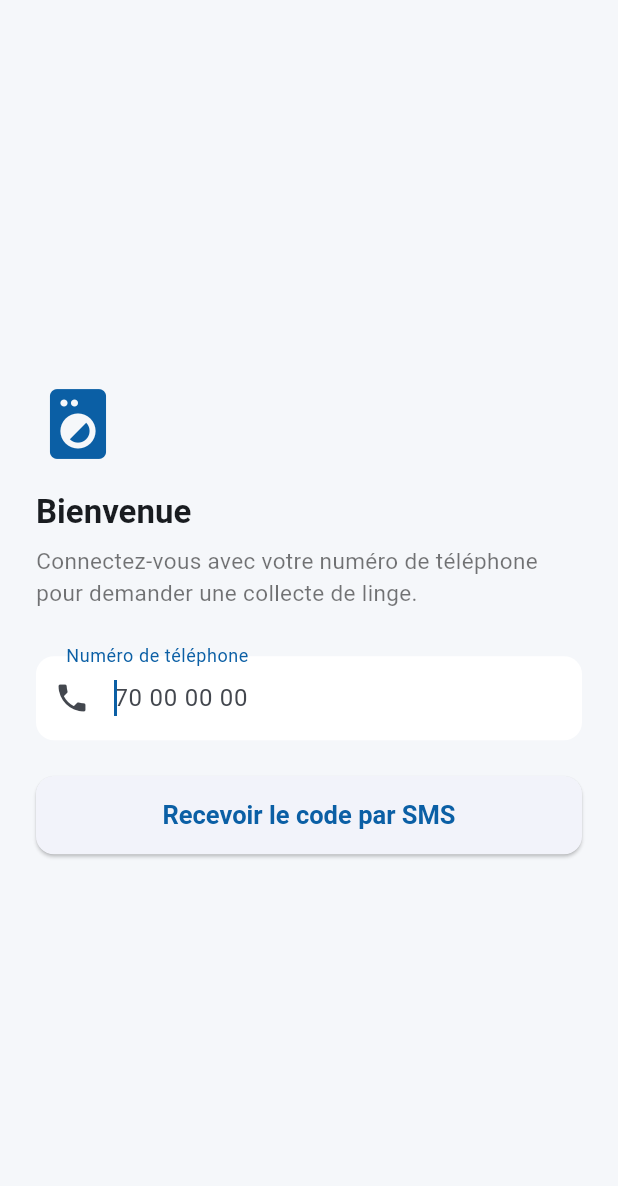
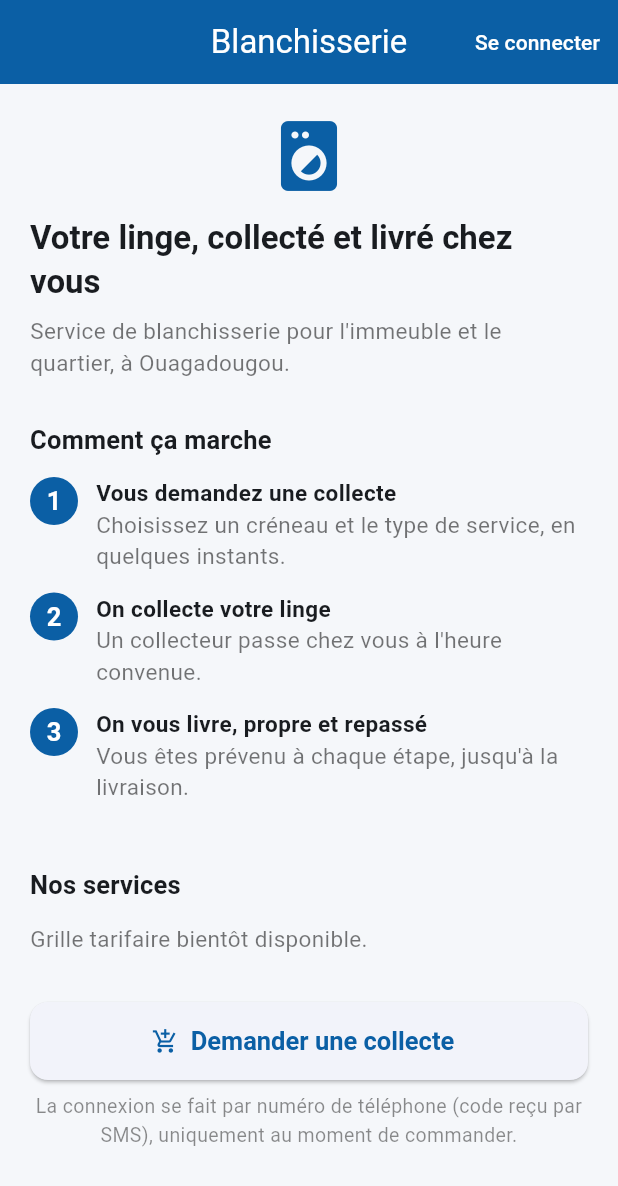
Before and after one commit to lardiamarcel-hub/Blanchisserie, a Flutter app: the screen it shows after launch, on a phone screen of 412 x 824 dp. Shown: the top 1186 px of the screen. Run offline on Flutter 3.47's test engine with Material 3 defaults, Android fonts, the phone set to English and light mode, and no system bars; our stand-ins replace cloud_firestore, firebase_auth, firebase_core, firebase_messaging, flutter_local_notifications, flutter_riverpod; accounts and stored records are empty.

Commit message:
Autorise la navigation libre sans connexion, requise à la commande
Avant : l'app forçait la connexion par téléphone dès le lancement.
Maintenant : un écran d'accueil public (VisitorHomeScreen) montre les
services et la grille tarifaire sans connexion ; celle-ci n'est
demandée qu'en tapant "Demander une collecte" ou "Se connecter".

- lib/screens/visitor/visitor_home_screen.dart : nouvel écran public
  (présentation, étapes du service, grille tarifaire, CTA connexion)
- auth_gate.dart : affiche VisitorHomeScreen (plus PhoneLoginScreen) tant
  que l'utilisateur n'est pas connecté
- firestore.rules : lecture de `tarifs` rendue publique (nécessaire pour
  afficher le catalogue avant toute authentification)
- Au passage, corrige un bug de navigation latent : PhoneLoginScreen et
  OtpScreen étant désormais poussés par-dessus l'écran public (au lieu
  d'être la racine), ils ne se refermaient pas tout seuls après une
  connexion réussie. Ajout d'un popUntil(isFirst) pour révéler l'écran
  qu'AuthGate a déjà basculé en arrière-plan.

Vérifié avec flutter analyze (aucune erreur).

Co-Authored-By: Claude Sonnet 5 <noreply@anthropic.com>
Claude-Session: https://claude.ai/code/session_01FHfpjFfmusB8C1m35o5CjD

```diff
--- a/lib/core/router/auth_gate.dart
+++ b/lib/core/router/auth_gate.dart
@@ -3,12 +3,12 @@ import 'package:flutter_riverpod/flutter_riverpod.dart';
 
 import '../../core/constants/app_constants.dart';
 import '../../providers/auth_provider.dart';
-import '../../screens/auth/phone_login_screen.dart';
-import '../../screens/auth/profile_setup_screen.dart';
 import '../../screens/client/client_home_screen.dart';
 import '../../screens/collecteur/collecteur_home_screen.dart';
 import '../../screens/gerant/gerant_dashboard_screen.dart';
+import '../../screens/auth/profile_setup_screen.dart';
 import '../../screens/splash_screen.dart';
+import '../../screens/visitor/visitor_home_screen.dart';
 
 /// Aiguille l'utilisateur vers le bon écran selon son état de connexion,
 /// son rôle et l'avancement de son profil. C'est le seul endroit de l'app
@@ -22,9 +22,12 @@ class AuthGate extends ConsumerWidget {
 
     return etatAuth.when(
       loading: () => const SplashScreen(),
-      error: (_, __) => const PhoneLoginScreen(),
+      error: (_, __) => const VisitorHomeScreen(),
       data: (utilisateurFirebase) {
-        if (utilisateurFirebase == null) return const PhoneLoginScreen();
+        // Non connecté : l'application reste consultable (catalogue des
+        // services). La connexion n'est demandée qu'au moment de commander
+        // (bouton "Demander une collecte" ou "Se connecter").
+        if (utilisateurFirebase == null) return const VisitorHomeScreen();
 
         final profil = ref.watch(profilUtilisateurProvider);
         return profil.when(
--- a/lib/screens/auth/otp_screen.dart
+++ b/lib/screens/auth/otp_screen.dart
@@ -47,7 +47,9 @@ class _OtpScreenState extends ConsumerState<OtpScreen> {
             identifiantVerification: widget.identifiantVerification,
             code: code,
           );
-      // La connexion réussie déclenche AuthGate qui gère la suite.
+      // AuthGate (sous cet écran dans la pile) a déjà basculé sur le bon
+      // écran ; il suffit de dépiler pour le révéler.
+      if (mounted) Navigator.of(context).popUntil((route) => route.isFirst);
     } on FirebaseAuthException catch (e) {
       setState(() {
         _erreur = e.code == 'invalid-verification-code'
--- a/lib/screens/auth/phone_login_screen.dart
+++ b/lib/screens/auth/phone_login_screen.dart
@@ -71,7 +71,9 @@ class _PhoneLoginScreenState extends ConsumerState<PhoneLoginScreen> {
       surValidationAutomatique: () {
         if (!mounted) return;
         setState(() => _envoiEnCours = false);
-        // La connexion se termine automatiquement ; AuthGate prendra le relais.
+        // AuthGate (sous cet écran dans la pile) a déjà basculé sur le bon
+        // écran ; il suffit de dépiler pour le révéler.
+        Navigator.of(context).popUntil((route) => route.isFirst);
       },
     );
   }
@@ -79,6 +81,7 @@ class _PhoneLoginScreenState extends ConsumerState<PhoneLoginScreen> {
   @override
   Widget build(BuildContext context) {
     return Scaffold(
+      appBar: AppBar(title: const Text('Connexion')),
       body: SafeArea(
         child: Padding(
           padding: const EdgeInsets.all(24),
--- /dev/null
+++ b/lib/screens/visitor/visitor_home_screen.dart
@@ -0,0 +1,155 @@
+import 'package:flutter/material.dart';
+import 'package:flutter_riverpod/flutter_riverpod.dart';
+
+import '../../core/constants/app_constants.dart';
+import '../../core/theme/app_theme.dart';
+import '../../core/utils/formatters.dart';
+import '../../providers/tarif_providers.dart';
+import '../auth/phone_login_screen.dart';
+
+/// Écran d'accueil public : consultable sans connexion. Présente les
+/// services proposés ; la connexion n'est demandée qu'au moment de
+/// passer réellement une commande.
+class VisitorHomeScreen extends ConsumerWidget {
+  const VisitorHomeScreen({super.key});
+
+  void _allerALaConnexion(BuildContext context) {
+    Navigator.of(context).push(
+      MaterialPageRoute(builder: (_) => const PhoneLoginScreen()),
+    );
+  }
+
+  @override
+  Widget build(BuildContext context, WidgetRef ref) {
+    final tarifsAsync = ref.watch(tarifsProvider);
+
+    return Scaffold(
+      appBar: AppBar(
+        title: const Text('Blanchisserie'),
+        actions: [
+          TextButton(
+            onPressed: () => _allerALaConnexion(context),
+            child: const Text('Se connecter', style: TextStyle(color: Colors.white)),
+          ),
+        ],
+      ),
+      body: ListView(
+        padding: const EdgeInsets.all(20),
+        children: [
+          Icon(Icons.local_laundry_service_rounded, size: 56, color: Theme.of(context).colorScheme.primary),
+          const SizedBox(height: 12),
+          Text(
+            'Votre linge, collecté et livré chez vous',
+            style: Theme.of(context).textTheme.headlineSmall,
+          ),
+          const SizedBox(height: 8),
+          const Text(
+            "Service de blanchisserie pour l'immeuble et le quartier, à Ouagadougou.",
+            style: TextStyle(color: Colors.black54),
+          ),
+          const SizedBox(height: 28),
+          Text('Comment ça marche', style: Theme.of(context).textTheme.titleMedium),
+          const SizedBox(height: 12),
+          const _EtapeExplication(
+            numero: '1',
+            titre: 'Vous demandez une collecte',
+            description: 'Choisissez un créneau et le type de service, en quelques instants.',
+          ),
+          const _EtapeExplication(
+            numero: '2',
+            titre: 'On collecte votre linge',
+            description: 'Un collecteur passe chez vous à l\'heure convenue.',
+          ),
+          const _EtapeExplication(
+            numero: '3',
+            titre: 'On vous livre, propre et repassé',
+            description: 'Vous êtes prévenu à chaque étape, jusqu\'à la livraison.',
+          ),
+          const SizedBox(height: 28),
+          Text('Nos services', style: Theme.of(context).textTheme.titleMedium),
+          const SizedBox(height: 12),
+          tarifsAsync.when(
+            loading: () => const Padding(
+              padding: EdgeInsets.symmetric(vertical: 12),
+              child: Center(child: CircularProgressIndicator()),
+            ),
+            error: (_, __) => const Text(
+              'Grille tarifaire indisponible pour le moment.',
+              style: TextStyle(color: Colors.black54),
+            ),
+            data: (tarifs) {
+              if (tarifs.isEmpty) {
+                return const Text(
+                  'Grille tarifaire bientôt disponible.',
+                  style: TextStyle(color: Colors.black54),
+                );
+              }
+              return Column(
+                children: tarifs.map((tarif) {
+                  return Card(
+                    child: ListTile(
+                      title: Text(tarif.typeService.libelle),
+                      subtitle: Text(tarif.description),
+                      trailing: Text(
+                        '${formaterPrix(tarif.prixParKg)} / kg',
+                        style: const TextStyle(fontWeight: FontWeight.w600),
+                      ),
+                    ),
+                  );
+                }).toList(),
+              );
+            },
+          ),
+          const SizedBox(height: 32),
+          ElevatedButton.icon(
+            icon: const Icon(Icons.add_shopping_cart),
+            label: const Text('Demander une collecte'),
+            onPressed: () => _allerALaConnexion(context),
+          ),
+          const SizedBox(height: 8),
+          const Text(
+            'La connexion se fait par numéro de téléphone (code reçu par SMS), '
+            'uniquement au moment de commander.',
+            textAlign: TextAlign.center,
+            style: TextStyle(color: Colors.black45, fontSize: 13),
+          ),
+        ],
+      ),
+    );
+  }
+}
+
+class _EtapeExplication extends StatelessWidget {
+  final String numero;
+  final String titre;
+  final String description;
+
+  const _EtapeExplication({required this.numero, required this.titre, required this.description});
+
+  @override
+  Widget build(BuildContext context) {
+    return Padding(
+      padding: const EdgeInsets.only(bottom: 14),
+      child: Row(
+        crossAxisAlignment: CrossAxisAlignment.start,
+        children: [
+          CircleAvatar(
+            radius: 16,
+            backgroundColor: AppTheme.bleuPrincipal,
+            child: Text(numero, style: const TextStyle(color: Colors.white, fontWeight: FontWeight.bold)),
+          ),
+          const SizedBox(width: 12),
+          Expanded(
+            child: Column(
+              crossAxisAlignment: CrossAxisAlignment.start,
+              children: [
+                Text(titre, style: const TextStyle(fontWeight: FontWeight.w600)),
+                Text(description, style: const TextStyle(color: Colors.black54)),
+              ],
+            ),
+          ),
+        ],
+      ),
+    );
+  }
+}
```
Also changed, not shown: 1 other file.
